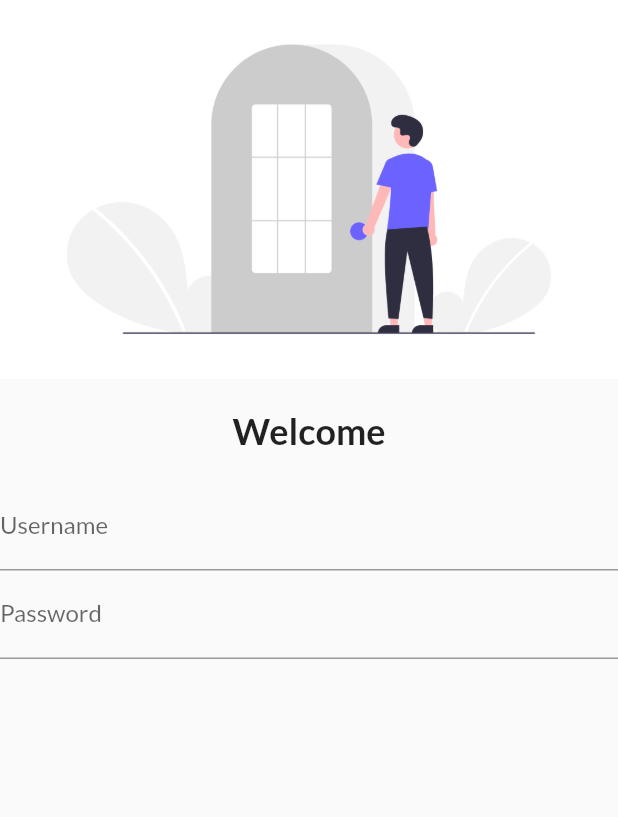
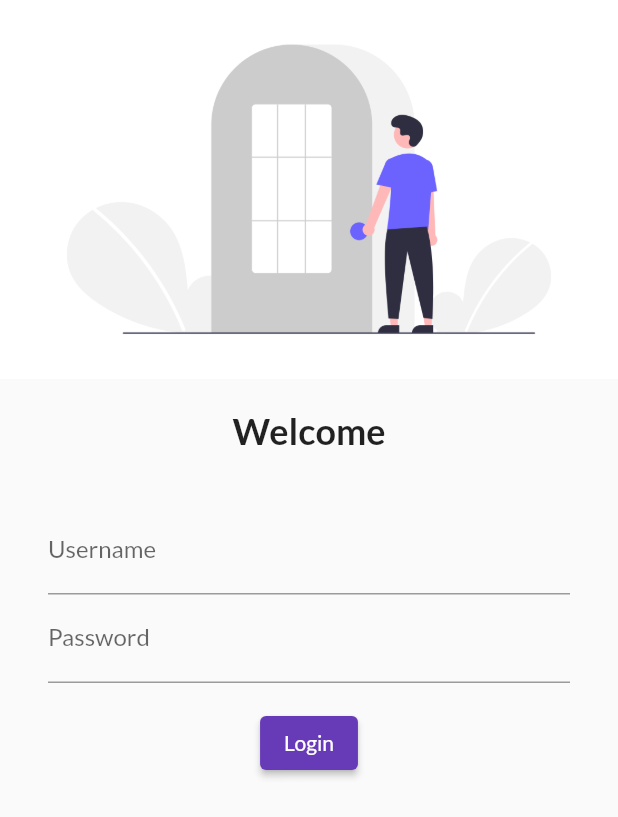
Before and after one commit to AashishMaharjan/flutter, a Flutter app: the screen it shows after launch, on a phone screen of 412 x 824 dp. Shown: the top 817 px of the screen. Run offline on Flutter 3.47's test engine with Material 2 defaults, Android fonts, the phone set to English and light mode, and no system bars; our stand-ins replace google_fonts.

Commit message:
third commit

```diff
--- a/lib/pages/loginpage.dart
+++ b/lib/pages/loginpage.dart
@@ -1,6 +1,8 @@
+// ignore_for_file: avoid_print
+
 import 'package:flutter/material.dart';
-import 'package:google_fonts/google_fonts.dart';
 // ignore_for_file: prefer_const_constructors
+
 class LoginPage extends StatefulWidget {
   const LoginPage({ Key? key }) : super(key: key);
 
@@ -27,18 +29,37 @@ class _LoginPageState extends State<LoginPage> {
           SizedBox(
           height: 20.0,
         ),
-        TextFormField(
+        Padding(
+        padding: const EdgeInsets.symmetric(vertical: 16, horizontal: 32.0),
+        child: Column(
+          children: [TextFormField(
+
           decoration: InputDecoration(
+
             hintText: "Enter Username",
             labelText: "Username",
           ),
         ),
         TextFormField(
+          obscureText: true,
           decoration: InputDecoration(
             hintText: "Enter Password",
             labelText: "Password",
           ),
-        )],
+        ),
+        ],
+        ),
+        ),
+
+        ElevatedButton(
+        onPressed: (){
+
+          print("hello");
+        },
+         child: Text("Login"),
+         style: TextButton.styleFrom(),
+         )
+                ],
 
           )
           );
```
